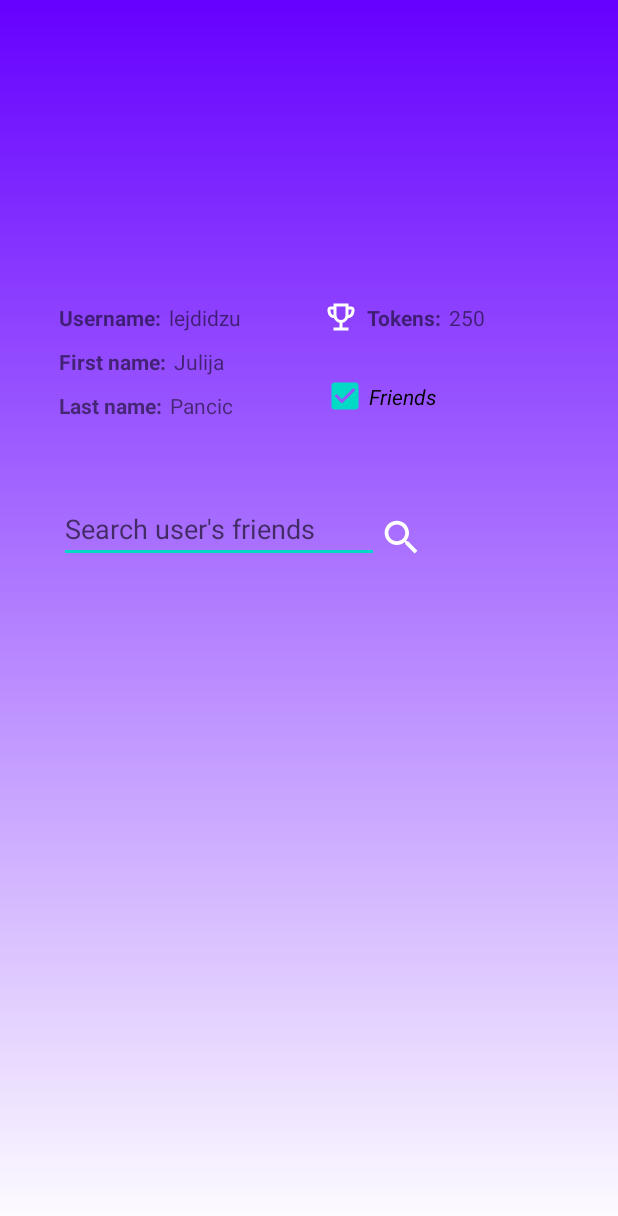
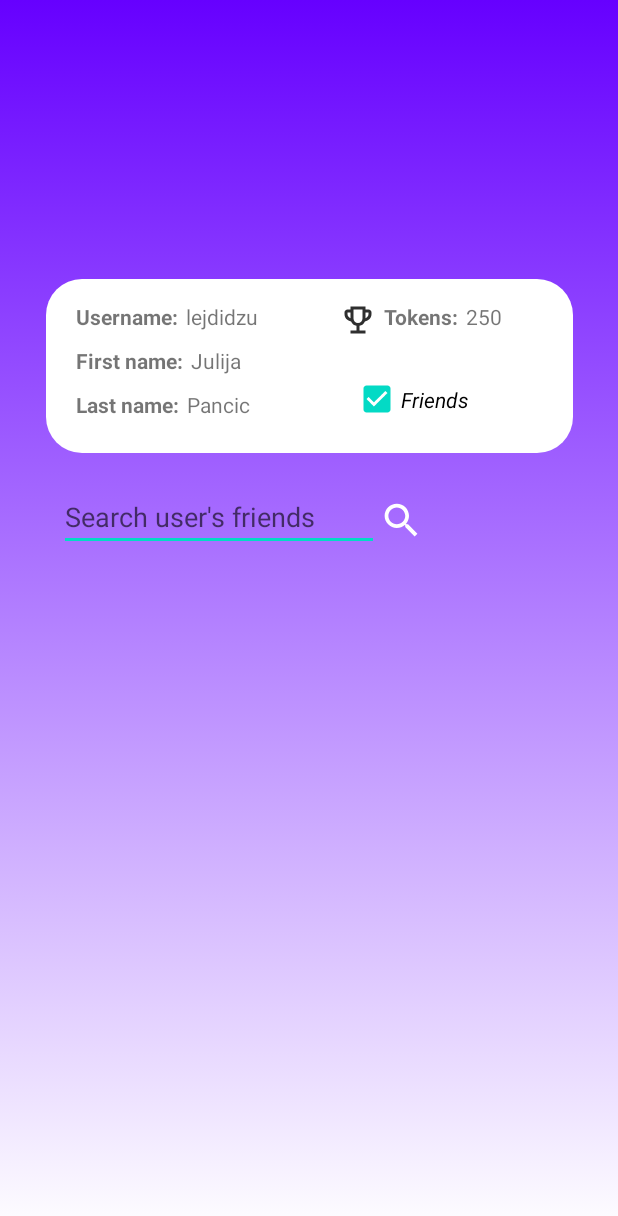
Before and after one commit to krstickatarina/mosis, an Android app: the layout activity_friends_profile.xml on its own in the app's theme, with its tools: preview values and no code run, on a phone screen of 412 x 824 dp. Shown: the top 1216 px of the screen. Run offline under Robolectric (Android 15) with nearby library versions, the phone set to English and light mode, and no system bars; plain views replace CircularImageView.

Commit message:
friends profile

```diff
--- a/Projekat/app/src/main/res/layout/activity_friends_profile.xml
+++ b/Projekat/app/src/main/res/layout/activity_friends_profile.xml
@@ -22,31 +22,43 @@
         app:layout_constraintStart_toStartOf="parent"
         app:layout_constraintTop_toTopOf="parent" />
 
+    <androidx.constraintlayout.widget.ConstraintLayout
+        android:id="@+id/friends_profile_title"
+        android:layout_width="351dp"
+        android:layout_height="116dp"
+        android:layout_marginStart="30dp"
+        android:layout_marginTop="20dp"
+        android:layout_marginEnd="30dp"
+        android:background="@drawable/rounded_corners"
+        app:layout_constraintEnd_toEndOf="parent"
+        app:layout_constraintStart_toStartOf="parent"
+        app:layout_constraintTop_toBottomOf="@+id/friends_profile_user_image">
+
         <TextView
             android:id="@+id/friends_profile_username_fixed"
             android:layout_width="wrap_content"
             android:layout_height="wrap_content"
-        android:layout_marginStart="39dp"
-        android:layout_marginTop="36dp"
+            android:layout_marginStart="20dp"
+            android:layout_marginTop="15dp"
             android:text="@string/profile_friends_username_text"
             app:layout_constraintStart_toStartOf="parent"
-        app:layout_constraintTop_toBottomOf="@+id/friends_profile_user_image" />
+            app:layout_constraintTop_toTopOf="parent"/>
 
         <TextView
             android:id="@+id/friends_profile_username"
             android:layout_width="wrap_content"
             android:layout_height="wrap_content"
             android:layout_marginStart="5dp"
-        android:layout_marginTop="36dp"
+            android:layout_marginTop="15dp"
             android:text="lejdidzu"
-        app:layout_constraintStart_toEndOf="@+id/friends_profile_username_fixed"
-        app:layout_constraintTop_toBottomOf="@+id/friends_profile_user_image" />
+            app:layout_constraintTop_toTopOf="parent"
+            app:layout_constraintStart_toEndOf="@+id/friends_profile_username_fixed" />
 
         <TextView
             android:id="@+id/friends_profile_first_name_fixed"
             android:layout_width="wrap_content"
             android:layout_height="wrap_content"
-        android:layout_marginStart="39dp"
+            android:layout_marginStart="20dp"
             android:layout_marginTop="10dp"
             android:text="@string/profile_first_name_text"
             app:layout_constraintStart_toStartOf="parent"
@@ -66,7 +78,7 @@
             android:id="@+id/friends_profile_last_name_fixed"
             android:layout_width="wrap_content"
             android:layout_height="wrap_content"
-        android:layout_marginStart="39dp"
+            android:layout_marginStart="20dp"
             android:layout_marginTop="10dp"
             android:text="@string/profile_last_name_text"
             app:layout_constraintStart_toStartOf="parent"
@@ -87,61 +99,63 @@
             android:layout_width="wrap_content"
             android:layout_height="wrap_content"
             android:layout_marginStart="108dp"
-        android:layout_marginTop="33dp"
+            android:layout_marginTop="15dp"
+            app:layout_constraintTop_toTopOf="parent"
             app:layout_constraintStart_toEndOf="@+id/friends_profile_username_fixed"
-        app:layout_constraintTop_toBottomOf="@+id/friends_profile_user_image"
-        app:srcCompat="@drawable/ic_outline_emoji_events_24" />
+            app:srcCompat="@drawable/ic_outline_emoji_events_24_black" />
 
         <TextView
             android:id="@+id/friends_profile_points_fixed"
             android:layout_width="wrap_content"
             android:layout_height="wrap_content"
+            android:layout_marginTop="15dp"
             android:layout_marginStart="5dp"
-        android:layout_marginTop="36dp"
+            app:layout_constraintTop_toTopOf="parent"
             android:text="@string/profile_points_text"
-        app:layout_constraintStart_toEndOf="@+id/friends_profile_champ_image"
-        app:layout_constraintTop_toBottomOf="@+id/friends_profile_user_image" />
+            app:layout_constraintStart_toEndOf="@+id/friends_profile_champ_image" />
 
         <TextView
             android:id="@+id/friends_profile_points"
             android:layout_width="wrap_content"
             android:layout_height="wrap_content"
+            android:layout_marginTop="15dp"
             android:layout_marginStart="5dp"
-        android:layout_marginTop="36dp"
+            app:layout_constraintTop_toTopOf="parent"
             android:text="250"
-        app:layout_constraintStart_toEndOf="@+id/friends_profile_points_fixed"
-        app:layout_constraintTop_toBottomOf="@+id/friends_profile_user_image" />
+            app:layout_constraintStart_toEndOf="@+id/friends_profile_points_fixed" />
 
         <CheckBox
             android:id="@+id/friends_profile_checkbox"
             android:layout_width="100dp"
             android:layout_height="50dp"
-        android:layout_marginStart="106dp"
+            android:layout_marginStart="116dp"
             android:layout_marginTop="16dp"
             android:checked="true"
             android:text="@string/friends_profile_check"
             app:layout_constraintStart_toEndOf="@+id/friends_profile_last_name_fixed"
             app:layout_constraintTop_toBottomOf="@+id/friends_profile_champ_image" />
 
+    </androidx.constraintlayout.widget.ConstraintLayout>
+
     <EditText
         android:id="@+id/friends_profile_search_friends"
         android:layout_width="wrap_content"
         android:layout_height="wrap_content"
         android:layout_marginStart="39dp"
-        android:layout_marginTop="50dp"
+        android:layout_marginTop="20dp"
         android:ems="10"
         android:inputType="textPersonName"
         android:hint="Search user's friends"
         app:layout_constraintStart_toStartOf="parent"
-        app:layout_constraintTop_toBottomOf="@+id/friends_profile_last_name_fixed" />
+        app:layout_constraintTop_toBottomOf="@+id/friends_profile_title" />
 
     <ImageView
         android:id="@+id/friends_profile_search_button"
         android:layout_width="30dp"
         android:layout_height="30dp"
-        android:layout_marginTop="122dp"
+        android:layout_marginTop="30dp"
         app:layout_constraintStart_toEndOf="@+id/friends_profile_search_friends"
-        app:layout_constraintTop_toBottomOf="@+id/friends_profile_points_fixed"
+        app:layout_constraintTop_toBottomOf="@+id/friends_profile_title"
         app:srcCompat="@drawable/ic_baseline_search_24" />
 
     <androidx.recyclerview.widget.RecyclerView
--- a/Projekat/app/src/main/res/layout/friends_profile_one_friend_layout.xml
+++ b/Projekat/app/src/main/res/layout/friends_profile_one_friend_layout.xml
@@ -24,8 +24,8 @@
         <TextView
             android:layout_width="wrap_content"
             android:layout_height="wrap_content"
-            android:layout_marginLeft="12dp"
-            android:layout_marginTop="20dp"
+            android:layout_marginLeft="10dp"
+            android:layout_marginTop="22dp"
             android:textSize="18dp"
             android:layout_toRightOf="@+id/friendsProfile_oneFriend_profileImage"
             android:id="@+id/friendsProfile_oneFriend_username"/>
```
Lines whose indentation alone changed are shown as unchanged.
